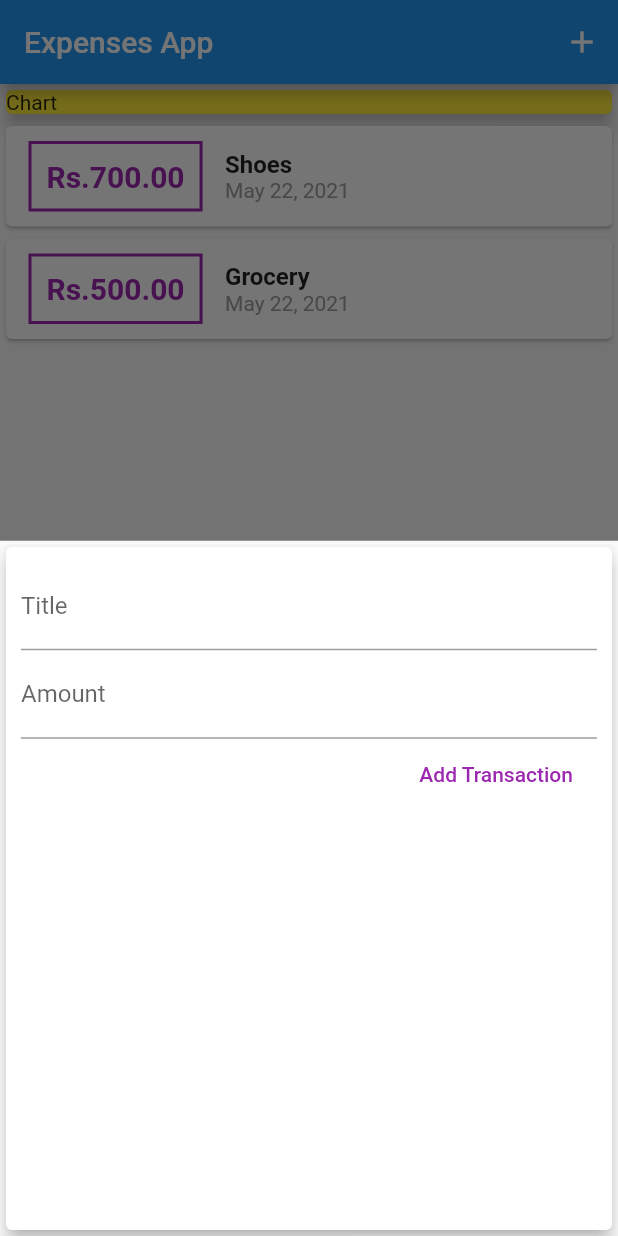
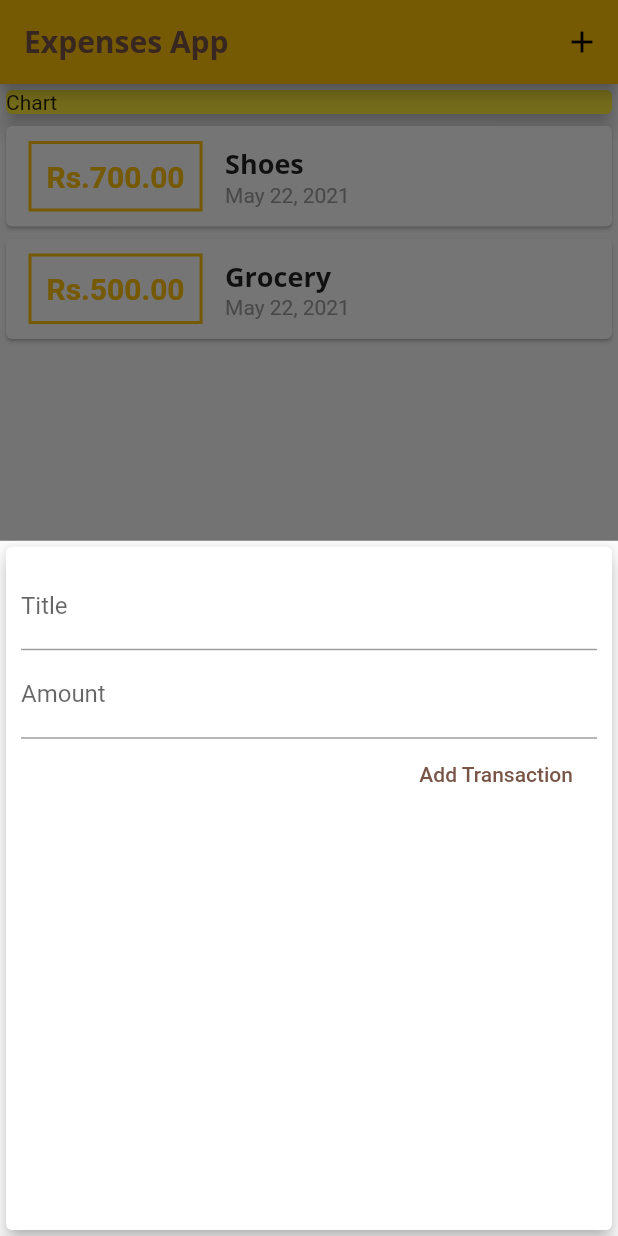
Before and after one commit to ShivamRajSingh/Expenses-App, a Flutter app: the screen it shows after launch, after a tap on the "add" icon, on a phone screen of 412 x 824 dp. Run offline on Flutter 3.47's test engine with Material 2 defaults, Android fonts, the phone set to English and light mode, and no system bars.

Commit message:
Fonts Added and Styled

```diff
--- a/lib/main.dart
+++ b/lib/main.dart
@@ -12,6 +12,28 @@ class MyApp extends StatelessWidget {
   Widget build(BuildContext context) {
     return MaterialApp(
       title: 'Flutter App',
+      theme: ThemeData(
+        primarySwatch: Colors.amber,
+        accentColor: Colors.brown,
+        fontFamily: 'Quicksand',
+        textTheme: ThemeData.light().textTheme.copyWith(
+              title: TextStyle(
+                fontFamily: 'OpenSans',
+                fontSize: 18,
+                fontWeight: FontWeight.bold,
+              ),
+            ),
+        appBarTheme: AppBarTheme(
+          textTheme: ThemeData.light().textTheme.copyWith(
+                title: TextStyle(
+                  color: Colors.brown,
+                  fontFamily: 'OpenSans',
+                  fontSize: 20,
+                  fontWeight: FontWeight.bold,
+                ),
+              ),
+        ),
+      ),
       home: MyHomePage(),
     );
   }
--- a/lib/widgets/new_transaction.dart
+++ b/lib/widgets/new_transaction.dart
@@ -54,7 +54,7 @@ class _NewTransactionState extends State<NewTransaction> {
             FlatButton(
               onPressed: submit,
               child: Text('Add Transaction'),
-              textColor: Colors.purple,
+              textColor: Theme.of(context).accentColor,
             )
           ],
         ),
--- a/lib/widgets/transaction_list.dart
+++ b/lib/widgets/transaction_list.dart
@@ -24,14 +24,14 @@ class TransactionList extends StatelessWidget {
                   ),
                   decoration: BoxDecoration(
                       border: Border.all(
-                    color: Colors.purple,
+                    color: Theme.of(context).primaryColor,
                     width: 2,
                   )),
                   padding: EdgeInsets.all(10),
                   child: Text(
                     'Rs.${transactions[index].amount.toStringAsFixed(2)}',
                     style: TextStyle(
-                      color: Colors.purple,
+                      color: Theme.of(context).primaryColor,
                       fontWeight: FontWeight.bold,
                       fontSize: 20,
                     ),
@@ -42,10 +42,7 @@ class TransactionList extends StatelessWidget {
                   children: [
                     Text(
                       transactions[index].title,
-                      style: TextStyle(
-                        fontSize: 16,
-                        fontWeight: FontWeight.bold,
-                      ),
+                      style: Theme.of(context).textTheme.title,
                     ),
                     Text(
                       DateFormat.yMMMMd().format(transactions[index].date),
```
Also changed, not shown: pubspec.yaml (+12 -12 lines), assets/fonts/OpenSans-Bold.ttf (added), assets/fonts/OpenSans-Regular.ttf (added), assets/fonts/Quicksand-Bold.ttf (added), assets/fonts/Quicksand-Light.ttf (added), assets/fonts/Quicksand-Medium.ttf (added), assets/fonts/Quicksand-Regular.ttf (added).
